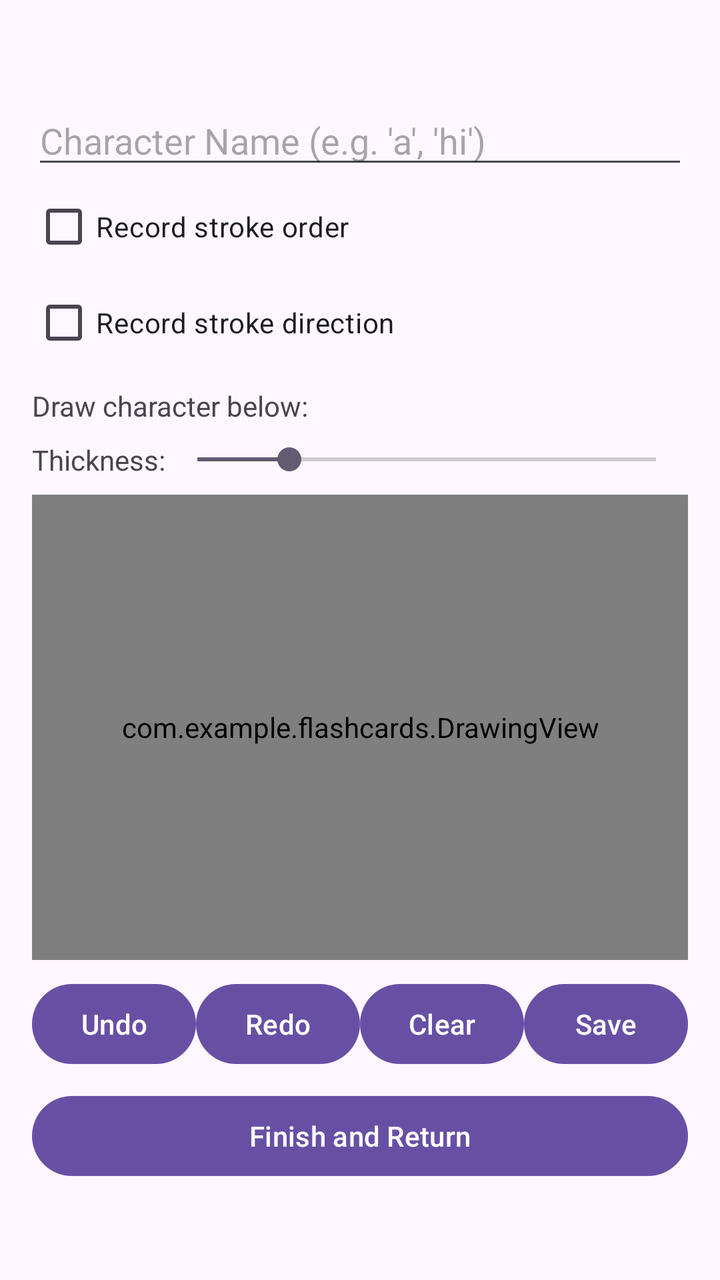
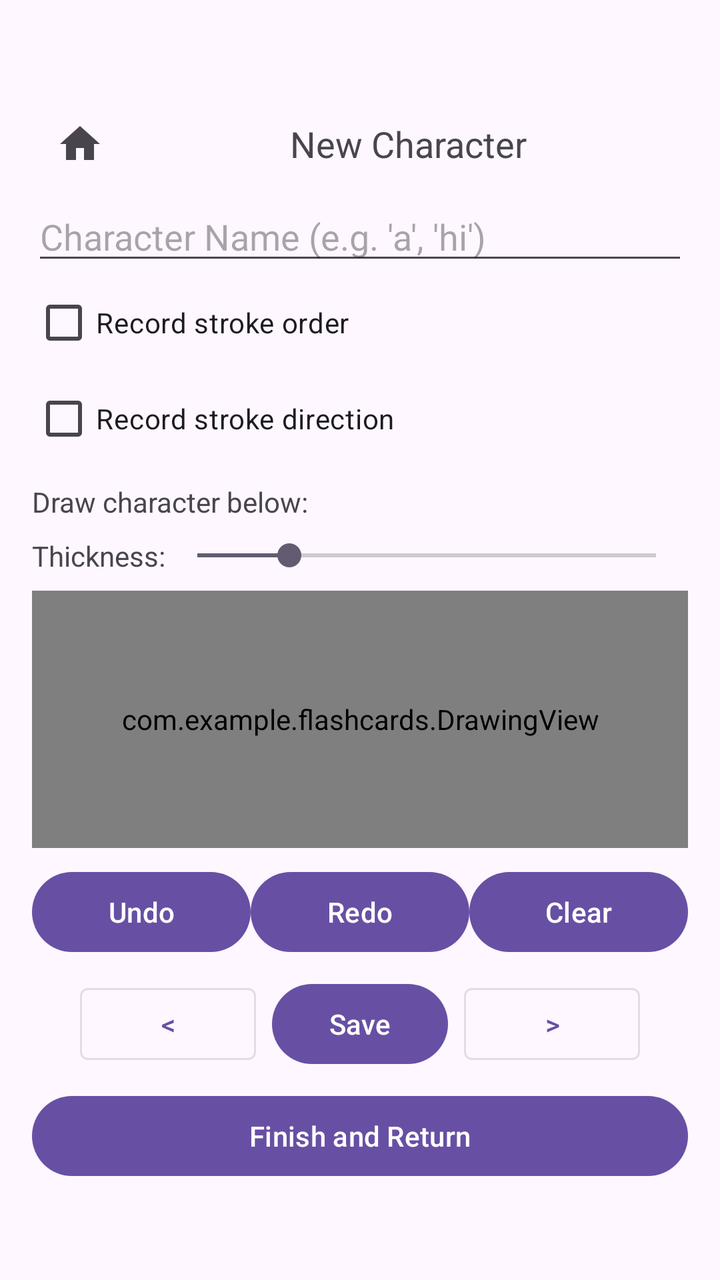

Before-and-after screenshots of an Android layout around one commit, followed by the original layout XML and the change that was made.
<!-- AndroidManifest.xml: application theme Theme.FlashCards -->
<!-- res/layout/activity_add_character.xml -->
<?xml version="1.0" encoding="utf-8"?>
<LinearLayout xmlns:android="http://schemas.android.com/apk/res/android"
    android:layout_width="match_parent"
    android:layout_height="match_parent"
    android:orientation="vertical"
    android:paddingStart="16dp"
    android:paddingTop="48dp"
    android:paddingEnd="16dp"
    android:paddingBottom="48dp">

    <EditText
        android:id="@+id/etCharName"
        android:layout_width="match_parent"
        android:layout_height="wrap_content"
        android:hint="@string/character_name_e_g_a_hi" />

    <CheckBox
        android:id="@+id/cbRecordStrokeOrder"
        android:layout_width="match_parent"
        android:layout_height="wrap_content"
        android:text="@string/record_stroke_order" />

    <CheckBox
        android:id="@+id/cbRecordStrokeDirection"
        android:layout_width="match_parent"
        android:layout_height="wrap_content"
        android:text="@string/record_stroke_direction" />

    <TextView
        android:layout_width="match_parent"
        android:layout_height="wrap_content"
        android:layout_marginTop="8dp"
        android:text="@string/draw_character_below" />

    <LinearLayout
        android:layout_width="match_parent"
        android:layout_height="wrap_content"
        android:layout_marginTop="8dp"
        android:gravity="center_vertical"
        android:orientation="horizontal">

        <TextView
            android:layout_width="wrap_content"
            android:layout_height="wrap_content"
            android:text="@string/character_thickness" />

        <SeekBar
            android:id="@+id/sbThickness"
            android:layout_width="match_parent"
            android:layout_height="wrap_content"
            android:max="50"
            android:progress="10" />
    </LinearLayout>

    <FrameLayout
        android:layout_width="match_parent"
        android:layout_height="0dp"
        android:layout_weight="1">

        <com.example.flashcards.DrawingView
            android:id="@+id/drawingView"
            android:layout_width="match_parent"
            android:layout_height="match_parent"
            android:layout_gravity="center"
            android:layout_marginTop="8dp"
            android:layout_marginBottom="8dp"
            android:background="#EEEEEE" />
    </FrameLayout>

    <LinearLayout
        android:layout_width="match_parent"
        android:layout_height="wrap_content"
        android:orientation="horizontal">

        <Button
            android:id="@+id/btnUndo"
            android:layout_width="0dp"
            android:layout_height="wrap_content"
            android:layout_weight="1"
            android:text="@string/undo_character" />

        <Button
            android:id="@+id/btnRedo"
            android:layout_width="0dp"
            android:layout_height="wrap_content"
            android:layout_weight="1"
            android:text="@string/redo_character" />

        <Button
            android:id="@+id/btnClear"
            android:layout_width="0dp"
            android:layout_height="wrap_content"
            android:layout_weight="1"
            android:text="@string/clear_character" />

        <Button
            android:id="@+id/btnSave"
            android:layout_width="0dp"
            android:layout_height="wrap_content"
            android:layout_weight="1"
            android:text="@string/save_character" />
    </LinearLayout>

    <Button
        android:id="@+id/btnFinish"
        android:layout_width="match_parent"
        android:layout_height="wrap_content"
        android:layout_marginTop="8dp"
        android:text="@string/finish_and_return_character" />

</LinearLayout>
<!-- resources referenced by this layout -->
<resources>
  <string name="character_name_e_g_a_hi">Character Name (e.g. \'a\', \'hi\')</string>
  <string name="character_thickness">Thickness:</string>
  <string name="clear_character">Clear</string>
  <string name="draw_character_below">Draw character below:</string>
  <string name="finish_and_return_character">Finish and Return</string>
  <string name="record_stroke_direction">Record stroke direction</string>
  <string name="record_stroke_order">Record stroke order</string>
  <string name="redo_character">Redo</string>
  <string name="save_character">Save</string>
  <string name="undo_character">Undo</string>
  <style name="Theme.FlashCards" parent="Base.Theme.FlashCards" />
  <style name="Base.Theme.FlashCards" parent="Theme.Material3.DayNight.NoActionBar">
          
          
      </style>
</resources>

<!-- the commit's change to res/layout/activity_add_character.xml (unified diff, before → after) -->
@@ -7,6 +7,39 @@
     android:paddingTop="48dp"
     android:paddingEnd="16dp"
     android:paddingBottom="48dp">
+
+    <LinearLayout
+        android:layout_width="match_parent"
+        android:layout_height="wrap_content"
+        android:orientation="horizontal"
+        android:gravity="center_vertical">
+
+        <ImageButton
+            android:id="@+id/btnHome"
+            android:layout_width="48dp"
+            android:layout_height="48dp"
+            android:background="?attr/selectableItemBackgroundBorderless"
+            android:src="@drawable/ic_menu_home"
+            android:contentDescription="@string/ReturnMain" />
+
+        <TextView
+            android:id="@+id/tvCharCounter"
+            android:layout_width="0dp"
+            android:layout_height="wrap_content"
+            android:layout_weight="1"
+            android:gravity="center"
+            android:text="@string/new_character"
+            android:textSize="18sp" />
+
+        <ImageButton
+            android:id="@+id/btnDeleteChar"
+            android:layout_width="48dp"
+            android:layout_height="48dp"
+            android:background="?attr/selectableItemBackgroundBorderless"
+            android:src="@android:drawable/ic_menu_delete"
+            android:contentDescription="@string/delete_word"
+            android:visibility="gone" />
+    </LinearLayout>
 
     <EditText
         android:id="@+id/etCharName"
@@ -92,13 +125,37 @@
             android:layout_height="wrap_content"
             android:layout_weight="1"
             android:text="@string/clear_character" />
+    </LinearLayout>
+
+    <LinearLayout
+        android:id="@+id/llNavigation"
+        android:layout_width="match_parent"
+        android:layout_height="wrap_content"
+        android:orientation="horizontal"
+        android:gravity="center"
+        android:layout_marginTop="8dp">
+
+        <com.google.android.material.button.MaterialButton
+            android:id="@+id/btnPrevious"
+            style="@style/Widget.MaterialComponents.Button.OutlinedButton"
+            android:layout_width="wrap_content"
+            android:layout_height="wrap_content"
+            android:layout_marginEnd="8dp"
+            android:text="@string/lt" />
 
         <Button
             android:id="@+id/btnSave"
-            android:layout_width="0dp"
+            android:layout_width="wrap_content"
             android:layout_height="wrap_content"
-            android:layout_weight="1"
             android:text="@string/save_character" />
+
+        <com.google.android.material.button.MaterialButton
+            android:id="@+id/btnNext"
+            style="@style/Widget.MaterialComponents.Button.OutlinedButton"
+            android:layout_width="wrap_content"
+            android:layout_height="wrap_content"
+            android:layout_marginStart="8dp"
+            android:text="@string/gt" />
     </LinearLayout>
 
     <Button
<!-- resource entries referenced after the edit -->
@@ -1,10 +1,26 @@
 <!-- resources referenced by this layout -->
 <resources>
+  <!-- drawable ic_menu_home (drawable) -->
+  <vector xmlns:android="http://schemas.android.com/apk/res/android"
+      android:width="24dp"
+      android:height="24dp"
+      android:viewportWidth="24"
+      android:viewportHeight="24"
+      android:tint="?attr/colorControlNormal">
+    <path
+        android:fillColor="@android:color/white"
+        android:pathData="M10,20v-6h4v6h5v-8h3L12,3 2,12h3v8z"/>
+  </vector>
+  <string name="ReturnMain">Main menu</string>
   <string name="character_name_e_g_a_hi">Character Name (e.g. \'a\', \'hi\')</string>
   <string name="character_thickness">Thickness:</string>
   <string name="clear_character">Clear</string>
+  <string name="delete_word">Delete word</string>
   <string name="draw_character_below">Draw character below:</string>
   <string name="finish_and_return_character">Finish and Return</string>
+  <string name="gt">&gt;</string>
+  <string name="lt">&lt;</string>
+  <string name="new_character">New Character</string>
   <string name="record_stroke_direction">Record stroke direction</string>
   <string name="record_stroke_order">Record stroke order</string>
   <string name="redo_character">Redo</string>
